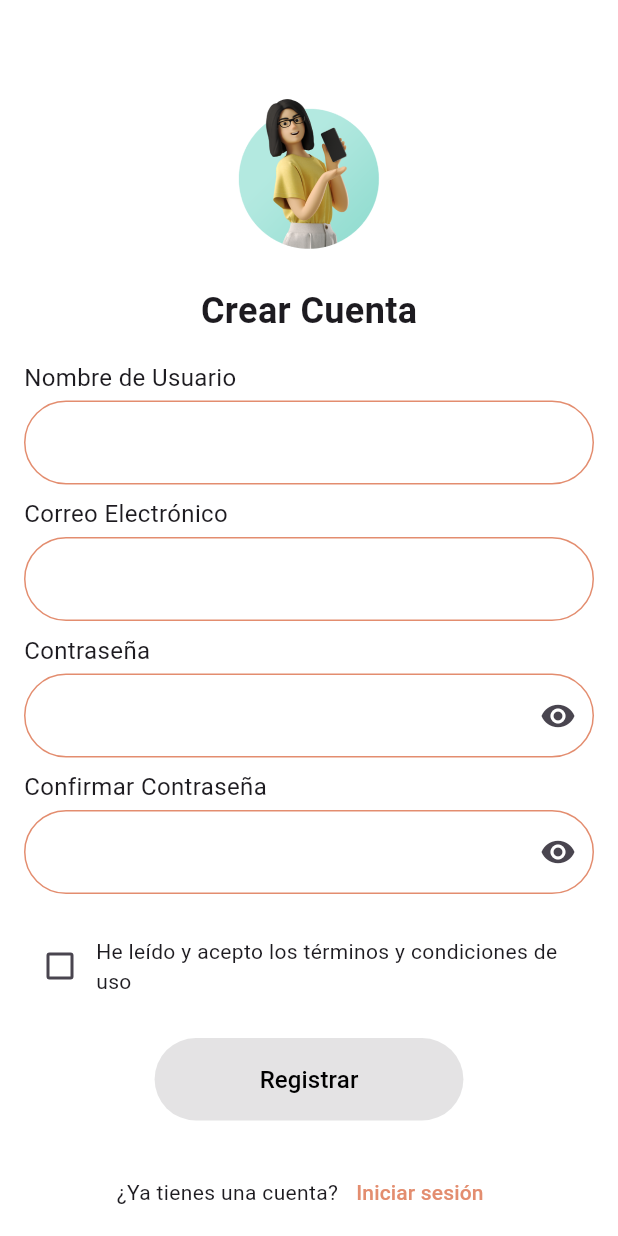
After one commit to BlackRubick/Wander-Rush-Front-End, a Flutter app: the RegisterScreen screen opened by its route, on a phone screen of 412 x 824 dp. The commit adds this screen. Run offline on Flutter 3.47's test engine with Material 3 defaults, Android fonts, the light colour scheme and no system bars.

Commit message:
adding the register view with validations

```diff
--- a/wanderrush/lib/Screens/login.dart
+++ b/wanderrush/lib/Screens/login.dart
@@ -29,7 +29,7 @@ class LoginPage extends StatelessWidget {
                     shape: BoxShape.circle,
                   ),
                   child: Image.asset(
-                      'assets/images/avatar.png', // Asegúrate de tener esta imagen en la ubicación correcta
+                    'assets/images/avatar.png',
                     fit: BoxFit.cover,
                   ),
                 ),
@@ -50,7 +50,6 @@ class LoginPage extends StatelessWidget {
                         border: OutlineInputBorder(
                           borderRadius: BorderRadius.circular(30.0),
                           borderSide: BorderSide(color: Color.fromRGBO(227, 141, 111, 1)),
-
                         ),
                         enabledBorder: OutlineInputBorder(
                           borderRadius: BorderRadius.circular(30.0),
@@ -82,7 +81,6 @@ class LoginPage extends StatelessWidget {
                         border: OutlineInputBorder(
                           borderRadius: BorderRadius.circular(30.0),
                           borderSide: BorderSide(color: Color.fromRGBO(227, 141, 111, 1)),
-
                         ),
                         enabledBorder: OutlineInputBorder(
                           borderRadius: BorderRadius.circular(30.0),
@@ -92,7 +90,7 @@ class LoginPage extends StatelessWidget {
                           borderRadius: BorderRadius.circular(30.0),
                           borderSide: BorderSide(color: Color.fromRGBO(227, 141, 111, 1)),
                         ),
-                        suffixIcon: Icon(Icons.visibility),
+                        suffixIcon: const Icon(Icons.visibility),
                       ),
                     ),
                   ],
@@ -113,7 +111,9 @@ class LoginPage extends StatelessWidget {
                 ),
                 const SizedBox(height: 24),
                 ElevatedButton(
-                  onPressed: () {},
+                  onPressed: () {
+
+                  },
                   style: ElevatedButton.styleFrom(
                     backgroundColor: const Color.fromRGBO(227, 141, 111, 1),
                     padding: const EdgeInsets.symmetric(horizontal: 70, vertical: 16),
@@ -135,7 +135,9 @@ class LoginPage extends StatelessWidget {
                   children: [
                     const Text('¿No tienes una cuenta?'),
                     TextButton(
-                      onPressed: () {},
+                      onPressed: () {
+                        Navigator.pushNamed(context, '/register'); /
+                      },
                       child: const Text(
                         'Crear cuenta',
                         style: TextStyle(
--- /dev/null
+++ b/wanderrush/lib/Screens/register.dart
@@ -0,0 +1,267 @@
+import 'package:flutter/material.dart';
+
+class RegisterScreen extends StatefulWidget {
+  const RegisterScreen({Key? key}) : super(key: key);
+
+  @override
+  _RegisterScreenState createState() => _RegisterScreenState();
+}
+
+class _RegisterScreenState extends State<RegisterScreen> {
+  bool _termsAccepted = false;
+  final TextEditingController _usernameController = TextEditingController();
+  final TextEditingController _emailController = TextEditingController();
+  final TextEditingController _passwordController = TextEditingController();
+  final TextEditingController _confirmPasswordController = TextEditingController();
+
+  String? _emailError;
+  String? _passwordError;
+
+  bool _isButtonEnabled() {
+    return _termsAccepted && _emailError == null && _passwordError == null;
+  }
+
+  void _validateForm() {
+    setState(() {
+      _emailError = null;
+      _passwordError = null;
+
+      // Validación de correo electrónico
+      final email = _emailController.text;
+      if (!RegExp(r'^[a-zA-Z0-9._%+-]+@hotmail\.[a-zA-Z]{2,}$').hasMatch(email)) {
+        _emailError = 'Por favor ingrese un correo válido de hotmail.';
+      }
+
+      // Comparar contraseñas
+      if (_passwordController.text != _confirmPasswordController.text) {
+        _passwordError = 'Las contraseñas no coinciden.';
+      }
+    });
+  }
+
+  @override
+  Widget build(BuildContext context) {
+    return Scaffold(
+      backgroundColor: Colors.white,
+      body: Padding(
+        padding: const EdgeInsets.all(16.0),
+        child: SingleChildScrollView(
+          child: Center(
+            child: Column(
+              mainAxisAlignment: MainAxisAlignment.center,
+              children: [
+                const SizedBox(height: 50),
+                Image.asset('assets/images/avatar2.png', height: 100),
+                const SizedBox(height: 24),
+                const Text(
+                  'Crear Cuenta',
+                  style: TextStyle(
+                    fontSize: 24,
+                    fontWeight: FontWeight.bold,
+                  ),
+                ),
+                const SizedBox(height: 16),
+
+                // Campo para Nombre de Usuario
+                Column(
+                  crossAxisAlignment: CrossAxisAlignment.start,
+                  children: [
+                    const Text(
+                      'Nombre de Usuario',
+                      style: TextStyle(fontSize: 16),
+                    ),
+                    const SizedBox(height: 4),
+                    TextField(
+                      controller: _usernameController,
+                      decoration: InputDecoration(
+                        border: OutlineInputBorder(
+                          borderRadius: BorderRadius.circular(30.0),
+                          borderSide: BorderSide(color: Color.fromRGBO(227, 141, 111, 1)),
+                        ),
+                        enabledBorder: OutlineInputBorder(
+                          borderRadius: BorderRadius.circular(30.0),
+                          borderSide: BorderSide(color: Color.fromRGBO(227, 141, 111, 1)),
+                        ),
+                        focusedBorder: OutlineInputBorder(
+                          borderRadius: BorderRadius.circular(30.0),
+                          borderSide: BorderSide(color: Color.fromRGBO(227, 141, 111, 1)),
+                        ),
+                        hintText: '',
+                      ),
+                    ),
+                  ],
+                ),
+                const SizedBox(height: 8),
+
+                // Campo para Correo Electrónico
+                Column(
+                  crossAxisAlignment: CrossAxisAlignment.start,
+                  children: [
+                    const Text(
+                      'Correo Electrónico',
+                      style: TextStyle(fontSize: 16),
+                    ),
+                    const SizedBox(height: 4),
+                    TextField(
+                      controller: _emailController,
+                      decoration: InputDecoration(
+                        border: OutlineInputBorder(
+                          borderRadius: BorderRadius.circular(30.0),
+                          borderSide: BorderSide(color: Color.fromRGBO(227, 141, 111, 1)),
+                        ),
+                        enabledBorder: OutlineInputBorder(
+                          borderRadius: BorderRadius.circular(30.0),
+                          borderSide: BorderSide(color: Color.fromRGBO(227, 141, 111, 1)),
+                        ),
+                        focusedBorder: OutlineInputBorder(
+                          borderRadius: BorderRadius.circular(30.0),
+                          borderSide: BorderSide(color: Color.fromRGBO(227, 141, 111, 1)),
+                        ),
+                        hintText: '',
+                        errorText: _emailError,
+                      ),
+                    ),
+                  ],
+                ),
+                const SizedBox(height: 8),
+
+                // Campo para Contraseña
+                Column(
+                  crossAxisAlignment: CrossAxisAlignment.start,
+                  children: [
+                    const Text(
+                      'Contraseña',
+                      style: TextStyle(fontSize: 16),
+                    ),
+                    const SizedBox(height: 4),
+                    TextField(
+                      controller: _passwordController,
+                      obscureText: true,
+                      decoration: InputDecoration(
+                        border: OutlineInputBorder(
+                          borderRadius: BorderRadius.circular(30.0),
+                          borderSide: BorderSide(color: Color.fromRGBO(227, 141, 111, 1)),
+                        ),
+                        enabledBorder: OutlineInputBorder(
+                          borderRadius: BorderRadius.circular(30.0),
+                          borderSide: BorderSide(color: Color.fromRGBO(227, 141, 111, 1)),
+                        ),
+                        focusedBorder: OutlineInputBorder(
+                          borderRadius: BorderRadius.circular(30.0),
+                          borderSide: BorderSide(color: Color.fromRGBO(227, 141, 111, 1)),
+                        ),
+                        hintText: '',
+                        suffixIcon: const Icon(Icons.visibility),
+                      ),
+                    ),
+                  ],
+                ),
+                const SizedBox(height: 8),
+
+                // Campo para Confirmar Contraseña
+                Column(
+                  crossAxisAlignment: CrossAxisAlignment.start,
+                  children: [
+                    const Text(
+                      'Confirmar Contraseña',
+                      style: TextStyle(fontSize: 16),
+                    ),
+                    const SizedBox(height: 4),
+                    TextField(
+                      controller: _confirmPasswordController,
+                      obscureText: true,
+                      decoration: InputDecoration(
+                        border: OutlineInputBorder(
+                          borderRadius: BorderRadius.circular(30.0),
+                          borderSide: BorderSide(color: Color.fromRGBO(227, 141, 111, 1)),
+                        ),
+                        enabledBorder: OutlineInputBorder(
+                          borderRadius: BorderRadius.circular(30.0),
+                          borderSide: BorderSide(color: Color.fromRGBO(227, 141, 111, 1)),
+                        ),
+                        focusedBorder: OutlineInputBorder(
+                          borderRadius: BorderRadius.circular(30.0),
+                          borderSide: BorderSide(color: Color.fromRGBO(227, 141, 111, 1)),
+                        ),
+                        hintText: '',
+                        errorText: _passwordError,
+                        suffixIcon: const Icon(Icons.visibility),
+                      ),
+                    ),
+                  ],
+                ),
+                const SizedBox(height: 24),
+
+                Row(
+                  children: [
+                    Checkbox(
+                      value: _termsAccepted,
+                      onChanged: (bool? value) {
+                        setState(() {
+                          _termsAccepted = value!;
+                        });
+                      },
+                    ),
+                    const Expanded(
+                      child: Text(
+                        'He leído y acepto los términos y condiciones de uso',
+                        style: TextStyle(fontSize: 14),
+                      ),
+                    ),
+                  ],
+                ),
+
+                const SizedBox(height: 24),
+                ElevatedButton(
+                  onPressed: _isButtonEnabled() ? () {
+                    _validateForm(); // Llama a la validación al presionar el botón
+
+                    if (_isButtonEnabled()) {
+                      // Lógica de registro aquí
+                      // Por ejemplo: registrar usuario
+                    }
+                  } : null, // Deshabilita el botón si los términos no están aceptados
+                  style: ElevatedButton.styleFrom(
+                    backgroundColor: _isButtonEnabled()
+                        ? const Color.fromRGBO(227, 141, 111, 1)
+                        : Colors.grey, // Cambia el color según el estado del checkbox
+                    padding: const EdgeInsets.symmetric(horizontal: 70, vertical: 16),
+                    shape: RoundedRectangleBorder(
+                      borderRadius: BorderRadius.circular(30),
+                    ),
+                  ),
+                  child: const Text(
+                    'Registrar',
+                    style: TextStyle(
+                      fontSize: 16,
+                      color: Colors.black,
+                    ),
+                  ),
+                ),
+                const SizedBox(height: 24),
+                Row(
+                  mainAxisAlignment: MainAxisAlignment.center,
+                  children: [
+                    const Text('¿Ya tienes una cuenta?'),
+                    TextButton(
+                      onPressed: () {
+                        Navigator.pushNamed(context, '/login');
+                      },
+                      child: const Text(
+                        'Iniciar sesión',
+                        style: TextStyle(
+                          color: Color.fromRGBO(227, 141, 111, 1),
+                        ),
+                      ),
+                    ),
+                  ],
+                ),
+                const SizedBox(height: 50),
+              ],
+            ),
+          ),
+        ),
+      ),
+    );
+  }
+}
--- a/wanderrush/lib/main.dart
+++ b/wanderrush/lib/main.dart
@@ -1,6 +1,7 @@
 import 'package:flutter/material.dart';
 import 'package:wanderrush/screens/homebefore.dart';
-import 'package:wanderrush/screens/login.dart';
+import 'package:wanderrush/screens/login.dart'; // Asegúrate de que esta ruta sea correcta
+import 'package:wanderrush/screens/register.dart'; // Asegúrate de que esta ruta sea correcta
 
 void main() {
   runApp(const MyApp());
@@ -16,7 +17,12 @@ class MyApp extends StatelessWidget {
       theme: ThemeData(
         primarySwatch: Colors.blue,
       ),
-      home: const HomeBefore(), // Inicializa con HomeBefore
+      initialRoute: '/',
+      routes: {
+        '/': (context) => const HomeBefore(),
+        '/login': (context) => const LoginPage(),
+        '/register': (context) => const RegisterScreen(),
+      },
     );
   }
 }
```
Also changed, not shown: wanderrush/assets/images/avatar2.png (added). Lines whose indentation alone changed are shown as unchanged.
